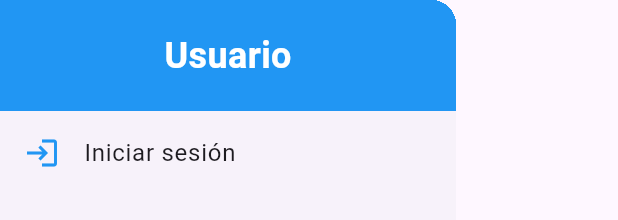
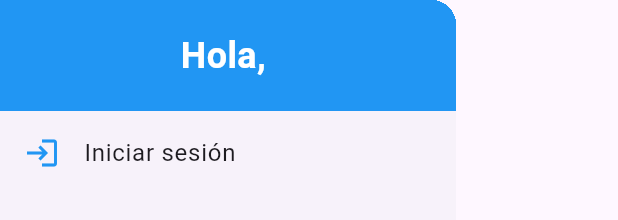
Before and after one commit to cheo2322/my_league_flutter, a Flutter app: the UserDrawer widget shown alone on an empty page, opened directly, on a phone screen of 412 x 824 dp. Shown: the top 220 px of the screen. Run offline on Flutter 3.47's test engine with Material 3 defaults, Android fonts, the phone set to English and light mode, and no system bars; our stand-ins replace dio, flutter_secure_storage, font_awesome_flutter; accounts and stored records are empty; network calls fail.

Commit message:
Consume username in the drawer

```diff
--- a/lib/screens/login_page.dart
+++ b/lib/screens/login_page.dart
@@ -5,7 +5,7 @@ import 'package:my_league_flutter/main.dart';
 class LeagueService {
   Future<String?> login(String username, String password) async {
     await Future.delayed(const Duration(seconds: 1));
-    return (username == 'admin' && password == '12345')
+    return (username == 'admin' && password == '1')
         ? 'simulated_token_12345'
         : null;
   }
@@ -29,6 +29,10 @@ class LoginPage extends StatelessWidget {
 
       if (token != null) {
         await secureStorage.write(key: 'auth_token', value: token);
+        await secureStorage.write(
+          key: 'username',
+          value: usernameController.text,
+        );
 
         ScaffoldMessenger.of(context).showSnackBar(
           SnackBar(
--- a/lib/widgets/user_drawer.dart
+++ b/lib/widgets/user_drawer.dart
@@ -1,29 +1,51 @@
 import 'package:flutter/material.dart';
+import 'package:flutter_secure_storage/flutter_secure_storage.dart';
 import 'package:my_league_flutter/screens/login_page.dart';
 
-// Drawer personalizado con diseño profesional
 class UserDrawer extends StatelessWidget {
   const UserDrawer({super.key});
+
+  Future<String?> _getUsername() async {
+    const FlutterSecureStorage secureStorage = FlutterSecureStorage();
+    return await secureStorage.read(key: 'username');
+  }
 
   @override
   Widget build(BuildContext context) {
     return Drawer(
       child: Column(
         children: [
-          Container(
+          FutureBuilder<String?>(
+            future: _getUsername(),
+            builder: (context, snapshot) {
+              if (snapshot.connectionState == ConnectionState.waiting) {
+                return Container(
                   color: Colors.blue,
                   width: double.infinity,
                   padding: const EdgeInsets.all(20),
                   child: const Center(
+                    child: CircularProgressIndicator(color: Colors.white),
+                  ),
+                );
+              }
+
+              final username = snapshot.data;
+              return Container(
+                color: Colors.blue,
+                width: double.infinity,
+                padding: const EdgeInsets.all(20),
+                child: Center(
                   child: Text(
-                'Usuario',
-                style: TextStyle(
+                    username != null ? 'Hola, $username' : 'Usuario',
+                    style: const TextStyle(
                       color: Colors.white,
                       fontSize: 24,
                       fontWeight: FontWeight.bold,
                     ),
                   ),
                 ),
+              );
+            },
           ),
           ListTile(
             leading: const Icon(Icons.login, color: Colors.blue),
```
Lines whose indentation alone changed are shown as unchanged.
